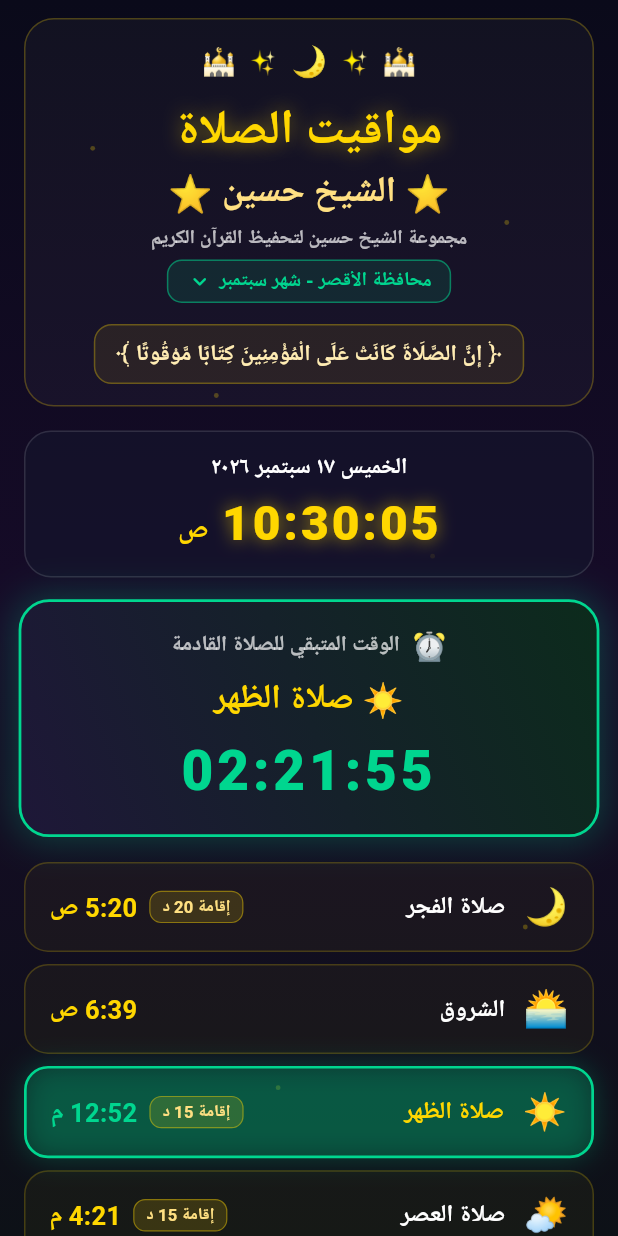
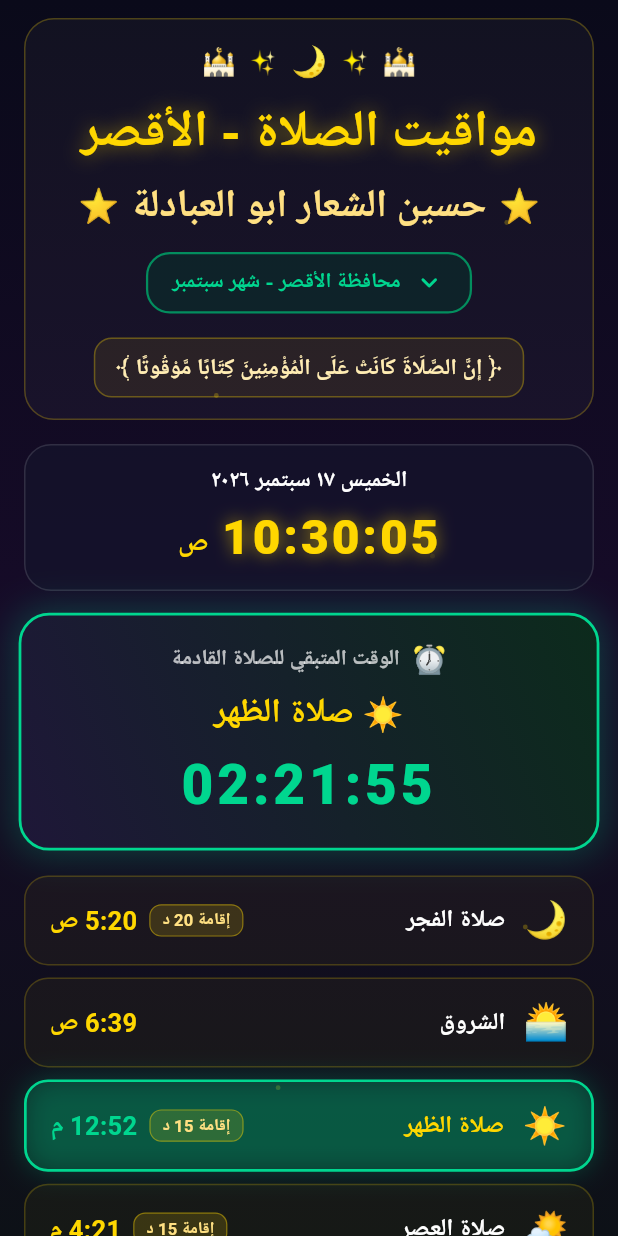
Before and after one commit to Abdelrahmanluxor2024/Prayer-times, a Flutter app: the screen it shows after launch, on a phone screen of 412 x 824 dp. Run offline on Flutter 3.47's test engine with Material 3 defaults, Android fonts, the phone set to English and light mode, and no system bars; our stand-ins replace google_fonts, shared_preferences; Roboto replaces fonts that are missing (Amiri, Cairo).

Commit message:
style: update header design to match requested layout with stars and updated titles

```diff
--- a/lib/main.dart
+++ b/lib/main.dart
@@ -1286,9 +1286,9 @@ class _HomeScreenState extends State<HomeScreen>
           ),
           const SizedBox(height: 8),
           Text(
-            'مواقيت الصلاة',
+            'مواقيت الصلاة - الأقصر',
             style: GoogleFonts.amiri(
-              fontSize: 32,
+              fontSize: 34,
               fontWeight: FontWeight.bold,
               color: const Color(0xFFFFD700),
               shadows: [
@@ -1299,23 +1299,25 @@ class _HomeScreenState extends State<HomeScreen>
               ],
             ),
           ),
-          Text(
-            '⭐ الشيخ حسين ⭐',
+          const SizedBox(height: 4),
+          Row(
+            mainAxisAlignment: MainAxisAlignment.center,
+            children: [
+              const Text('⭐', style: TextStyle(fontSize: 22, color: Color(0xFFFFD700))),
+              const SizedBox(width: 8),
+              Text(
+                'حسين الشعار ابو العبادلة',
                 style: GoogleFonts.amiri(
-              fontSize: 24,
+                  fontSize: 26,
                   fontWeight: FontWeight.bold,
                   color: const Color(0xFFFFE082),
                 ),
               ),
-          const SizedBox(height: 4),
-          Text(
-            'مجموعة الشيخ حسين لتحفيظ القرآن الكريم',
-            style: GoogleFonts.cairo(
-              fontSize: 13,
-              fontWeight: FontWeight.w600,
-              color: Colors.white70,
-            ),
-          ),
+              const SizedBox(width: 8),
+              const Text('⭐', style: TextStyle(fontSize: 22, color: Color(0xFFFFD700))),
+            ],
+          ),
+          const SizedBox(height: 6),
           PopupMenuButton<int>(
             initialValue: _selectedMonth,
             onSelected: (int month) {
@@ -1352,26 +1354,26 @@ class _HomeScreenState extends State<HomeScreen>
               }).toList();
             },
             child: Container(
-              margin: const EdgeInsets.symmetric(vertical: 4),
-              padding: const EdgeInsets.symmetric(horizontal: 12, vertical: 4),
-              decoration: BoxDecoration(
-                color: const Color(0xFF00A86B).withOpacity(0.15),
-                borderRadius: BorderRadius.circular(10),
-                border: Border.all(color: const Color(0xFF00D68F).withOpacity(0.5)),
+              margin: const EdgeInsets.symmetric(vertical: 6),
+              padding: const EdgeInsets.symmetric(horizontal: 16, vertical: 8),
+              decoration: BoxDecoration(
+                color: const Color(0xFF003B2B).withOpacity(0.4),
+                borderRadius: BorderRadius.circular(16),
+                border: Border.all(color: const Color(0xFF00A86B).withOpacity(0.8), width: 1.5),
               ),
               child: Row(
                 mainAxisSize: MainAxisSize.min,
                 children: [
+                  const Icon(Icons.keyboard_arrow_down_rounded, color: Color(0xFF00D68F), size: 22),
+                  const SizedBox(width: 8),
                   Text(
                     'محافظة الأقصر - شهر ${PrayerData.monthNames[_selectedMonth] ?? "سبتمبر"}',
                     style: GoogleFonts.cairo(
-                      fontSize: 13,
+                      fontSize: 14,
                       color: const Color(0xFF00D68F),
                       fontWeight: FontWeight.bold,
                     ),
                   ),
-                  const SizedBox(width: 4),
-                  const Icon(Icons.keyboard_arrow_down_rounded, color: Color(0xFF00D68F), size: 18),
                 ],
               ),
             ),
@@ -2077,36 +2079,46 @@ class _HomeScreenState extends State<HomeScreen>
           ),
           const SizedBox(height: 10),
           Text(
-            'مواقيت الصلاة',
+            'مواقيت الصلاة - الأقصر',
             style: GoogleFonts.amiri(
-              fontSize: 34,
+              fontSize: 36,
               fontWeight: FontWeight.bold,
               color: const Color(0xFFFFD700),
             ),
           ),
-          Text(
-            '⭐ الشيخ حسين ⭐',
+          const SizedBox(height: 4),
+          Row(
+            mainAxisAlignment: MainAxisAlignment.center,
+            children: [
+              const Text('⭐', style: TextStyle(fontSize: 24, color: Color(0xFFFFD700))),
+              const SizedBox(width: 8),
+              Text(
+                'حسين الشعار ابو العبادلة',
                 style: GoogleFonts.amiri(
-              fontSize: 26,
+                  fontSize: 28,
                   fontWeight: FontWeight.bold,
                   color: const Color(0xFFFFE082),
                 ),
               ),
-          const SizedBox(height: 4),
-          Text(
-            'مجموعة الشيخ حسين لتحفيظ القرآن الكريم',
+              const SizedBox(width: 8),
+              const Text('⭐', style: TextStyle(fontSize: 24, color: Color(0xFFFFD700))),
+            ],
+          ),
+          const SizedBox(height: 6),
+          Container(
+            padding: const EdgeInsets.symmetric(horizontal: 16, vertical: 6),
+            decoration: BoxDecoration(
+              color: const Color(0xFF003B2B).withOpacity(0.5),
+              borderRadius: BorderRadius.circular(14),
+              border: Border.all(color: const Color(0xFF00A86B), width: 1.5),
+            ),
+            child: Text(
+              'محافظة الأقصر - شهر ${PrayerData.monthNames[_selectedMonth] ?? "سبتمبر"}',
               style: GoogleFonts.cairo(
                 fontSize: 14,
-              fontWeight: FontWeight.w600,
-              color: Colors.white70,
-            ),
-          ),
-          Text(
-            'محافظة الأقصر - شهر ${PrayerData.monthNames[_selectedMonth] ?? "سبتمبر"}',
-            style: GoogleFonts.cairo(
-              fontSize: 13,
                 color: const Color(0xFF00D68F),
                 fontWeight: FontWeight.bold,
+              ),
             ),
           ),
           const SizedBox(height: 12),
--- a/pubspec.yaml
+++ b/pubspec.yaml
@@ -1,7 +1,7 @@
 name: prayer_times_sheikh_hussein
 description: "تطبيق مواقيت الصلاة - الشيخ حسين - محافظة الأقصر"
 publish_to: 'none'
-version: 1.0.4+5
+version: 1.0.5+6
 
 environment:
   sdk: '>=3.0.0 <4.0.0'
```
Also changed, not shown: 1 other file. Lines whose indentation alone changed are shown as unchanged.
